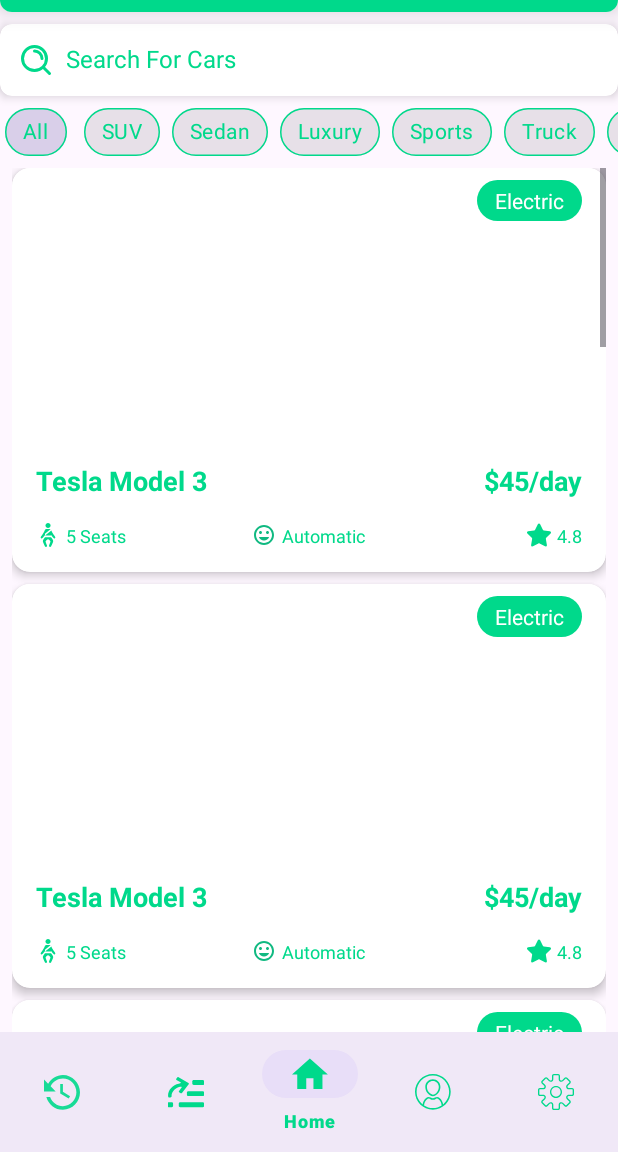
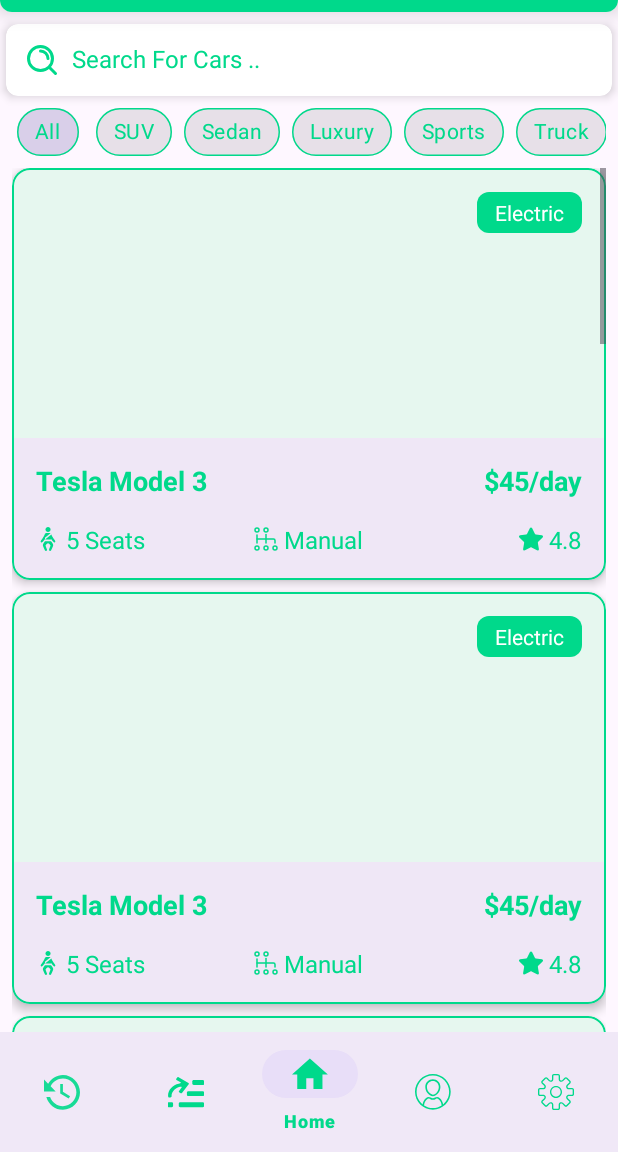
Before and after one commit to masum184e/vroomgo, an Android app: the HomeFragment screen opened directly, with no data from a screen before it, on a phone screen of 412 x 824 dp, the part 84-1236 px from its top. Run offline under Robolectric (Android 15) with nearby library versions, the phone set to English and light mode, and no system bars.

Commit message:
string values and id updated

```diff
--- a/mobile-app/app/src/main/res/drawable/bg_badge.xml
+++ b/mobile-app/app/src/main/res/drawable/bg_badge.xml
@@ -1,5 +1,5 @@
 <shape xmlns:android="http://schemas.android.com/apk/res/android"
     android:shape="rectangle">
     <solid android:color="@color/primary" />
-    <corners android:radius="16dp"/>
+    <corners android:radius="8dp"/>
 </shape>
--- /dev/null
+++ b/mobile-app/app/src/main/res/drawable/ic_manual.xml
@@ -0,0 +1,52 @@
+<vector xmlns:android="http://schemas.android.com/apk/res/android"
+    android:width="800dp"
+    android:height="800dp"
+    android:viewportWidth="24"
+    android:viewportHeight="24">
+  <path
+      android:pathData="M3,12H19.5C20.328,12 21,12.672 21,13.5V16"
+      android:strokeLineJoin="round"
+      android:strokeWidth="1.5"
+      android:fillColor="#00000000"
+      android:strokeColor="@color/primary"
+      android:strokeLineCap="round"/>
+  <path
+      android:pathData="M12,3m-2,0a2,2 0,1 1,4 0a2,2 0,1 1,-4 0"
+      android:strokeWidth="1.5"
+      android:fillColor="#00000000"
+      android:strokeColor="@color/primary"/>
+  <path
+      android:pathData="M3,3m-2,0a2,2 0,1 1,4 0a2,2 0,1 1,-4 0"
+      android:strokeWidth="1.5"
+      android:fillColor="#00000000"
+      android:strokeColor="@color/primary"/>
+  <path
+      android:pathData="M12,21m-2,0a2,2 0,1 1,4 0a2,2 0,1 1,-4 0"
+      android:strokeWidth="1.5"
+      android:fillColor="#00000000"
+      android:strokeColor="@color/primary"/>
+  <path
+      android:pathData="M21,21m-2,0a2,2 0,1 1,4 0a2,2 0,1 1,-4 0"
+      android:strokeWidth="1.5"
+      android:fillColor="#00000000"
+      android:strokeColor="@color/primary"/>
+  <path
+      android:pathData="M3,21m-2,0a2,2 0,1 1,4 0a2,2 0,1 1,-4 0"
+      android:strokeWidth="1.5"
+      android:fillColor="#00000000"
+      android:strokeColor="@color/primary"/>
+  <path
+      android:pathData="M3,8V12V14.25V16"
+      android:strokeLineJoin="round"
+      android:strokeWidth="1.5"
+      android:fillColor="#00000000"
+      android:strokeColor="@color/primary"
+      android:strokeLineCap="round"/>
+  <path
+      android:pathData="M12,7.5V12V16"
+      android:strokeLineJoin="round"
+      android:strokeWidth="1.5"
+      android:fillColor="#00000000"
+      android:strokeColor="@color/primary"
+      android:strokeLineCap="round"/>
+</vector>
--- a/mobile-app/app/src/main/res/layout/fragment_home.xml
+++ b/mobile-app/app/src/main/res/layout/fragment_home.xml
@@ -5,21 +5,24 @@
     android:layout_width="match_parent"
     android:layout_height="match_parent"
     tools:context=".fragments.HomeFragment">
+
+    <!-- Header -->
     <androidx.cardview.widget.CardView
         android:id="@+id/toolbar_container"
         android:layout_width="match_parent"
         android:layout_height="wrap_content"
         app:cardCornerRadius="8dp"
         app:cardElevation="8dp"
-        app:layout_constraintTop_toTopOf="parent"
+        app:layout_constraintEnd_toEndOf="parent"
         app:layout_constraintStart_toStartOf="parent"
-        app:layout_constraintEnd_toEndOf="parent">
+        app:layout_constraintTop_toTopOf="parent">
+
         <androidx.appcompat.widget.Toolbar
             android:id="@+id/toolbar"
             android:layout_width="match_parent"
             android:layout_height="?attr/actionBarSize"
+            android:background="@color/primary"
             android:backgroundTint="@color/primary"
-        android:background="@color/primary"
             android:elevation="8dp"
             app:layout_constraintEnd_toEndOf="parent"
             app:layout_constraintStart_toStartOf="parent"
@@ -29,7 +32,6 @@
                 android:layout_width="45dp"
                 android:layout_height="45dp"
                 android:layout_gravity="start"
-            android:layout_marginEnd="8dp"
                 android:contentDescription="@string/app_name"
                 android:foreground="?attr/selectableItemBackgroundBorderless"
                 android:src="@drawable/logo_white" />
@@ -38,30 +40,33 @@
                 android:layout_width="wrap_content"
                 android:layout_height="wrap_content"
                 android:layout_gravity="center"
+                android:fontFamily="sans-serif-medium"
+                android:letterSpacing="0.05"
                 android:text="@string/app_name"
                 android:textColor="@color/white"
                 android:textSize="26sp"
-            android:textStyle="bold"
-            android:fontFamily="sans-serif-medium"
-            android:letterSpacing="0.05" />
+                android:textStyle="bold" />
 
             <ImageView
                 android:layout_width="28dp"
                 android:layout_height="28dp"
                 android:layout_gravity="end"
                 android:layout_marginEnd="16dp"
-            android:src="@drawable/ic_notification"
                 android:foreground="?attr/selectableItemBackgroundBorderless"
-            android:padding="2dp" />
+                android:padding="2dp"
+                android:src="@drawable/ic_notification" />
 
         </androidx.appcompat.widget.Toolbar>
     </androidx.cardview.widget.CardView>
 
+    <!-- Search Bar -->
     <androidx.cardview.widget.CardView
         android:id="@+id/cv_search"
         android:layout_width="match_parent"
         android:layout_height="wrap_content"
+        android:layout_marginStart="4dp"
         android:layout_marginTop="8dp"
+        android:layout_marginEnd="4dp"
         app:cardCornerRadius="8dp"
         app:cardElevation="4dp"
         app:layout_constraintEnd_toEndOf="parent"
@@ -78,31 +83,33 @@
                 android:layout_width="24dp"
                 android:layout_height="24dp"
                 android:layout_gravity="center_vertical"
-                android:contentDescription="Search..."
+                android:contentDescription="@string/search_hint"
                 android:src="@drawable/ic_search" />
 
             <EditText
-                android:id="@+id/et_search"
+                android:id="@+id/search"
                 android:layout_width="match_parent"
                 android:layout_height="wrap_content"
                 android:layout_marginStart="8dp"
                 android:background="@null"
                 android:color="@color/primary"
-                android:hint="Search For Cars"
+                android:hint="@string/search_hint"
+                android:importantForAutofill="no"
+                android:inputType="text"
                 android:textColor="@color/primary"
                 android:textColorHint="@color/primary"
-                android:importantForAutofill="no"
-                android:inputType="text"
                 android:textSize="16sp" />
         </LinearLayout>
     </androidx.cardview.widget.CardView>
 
+    <!-- Car Categories -->
     <HorizontalScrollView
-        android:id="@+id/hsv_categories"
+        android:id="@+id/categories"
         android:layout_width="match_parent"
         android:layout_height="wrap_content"
+        android:layout_marginStart="8dp"
+        android:layout_marginEnd="8dp"
         android:scrollbars="none"
-        android:layout_marginBottom="4dp"
         app:layout_constraintEnd_toEndOf="parent"
         app:layout_constraintStart_toStartOf="parent"
         app:layout_constraintTop_toBottomOf="@+id/cv_search">
@@ -120,95 +127,82 @@
                 android:layout_width="wrap_content"
                 android:layout_height="wrap_content"
                 android:checked="true"
+                android:text="@string/all"
+                android:textColor="@color/primary"
                 app:chipStrokeColor="@color/primary"
-                app:chipStrokeWidth="1dp"
-                android:textColor="@color/primary"
-                android:text="All" />
+                app:chipStrokeWidth="1dp" />
 
             <com.google.android.material.chip.Chip
-                android:id="@+id/chip_pending"
+                android:id="@+id/chip_suv"
                 style="@style/Widget.MaterialComponents.Chip.Choice"
                 android:layout_width="wrap_content"
                 android:layout_height="wrap_content"
+                android:text="@string/suv"
+                android:textColor="@color/primary"
                 app:chipStrokeColor="@color/primary"
-                app:chipStrokeWidth="1dp"
-                android:textColor="@color/primary"
-                android:text="SUV" />
+                app:chipStrokeWidth="1dp" />
 
             <com.google.android.material.chip.Chip
-                android:id="@+id/chip_active"
+                android:id="@+id/chip_sedan"
                 style="@style/Widget.MaterialComponents.Chip.Choice"
                 android:layout_width="wrap_content"
                 android:layout_height="wrap_content"
+                android:text="@string/sedan"
+                android:textColor="@color/primary"
                 app:chipStrokeColor="@color/primary"
-                app:chipStrokeWidth="1dp"
-                android:textColor="@color/primary"
-                android:text="Sedan" />
+                app:chipStrokeWidth="1dp" />
 
             <com.google.android.material.chip.Chip
-                android:id="@+id/chip_completed"
+                android:id="@+id/chip_luxury"
                 style="@style/Widget.MaterialComponents.Chip.Choice"
                 android:layout_width="wrap_content"
                 android:layout_height="wrap_content"
+                android:text="@string/luxury"
+                android:textColor="@color/primary"
                 app:chipStrokeColor="@color/primary"
-                app:chipStrokeWidth="1dp"
-                android:textColor="@color/primary"
-                android:text="Luxury" />
+                app:chipStrokeWidth="1dp" />
 
             <com.google.android.material.chip.Chip
-                android:id="@+id/chip_sport"
+                android:id="@+id/chip_sports"
                 style="@style/Widget.MaterialComponents.Chip.Choice"
                 android:layout_width="wrap_content"
                 android:layout_height="wrap_content"
+                android:text="@string/sports"
+                android:textColor="@color/primary"
                 app:chipStrokeColor="@color/primary"
-                app:chipStrokeWidth="1dp"
-                android:textColor="@color/primary"
-                android:text="Sports" />
+                app:chipStrokeWidth="1dp" />
 
             <com.google.android.material.chip.Chip
                 android:id="@+id/chip_truck"
                 style="@style/Widget.MaterialComponents.Chip.Choice"
                 android:layout_width="wrap_content"
                 android:layout_height="wrap_content"
+                android:text="@string/truck"
+                android:textColor="@color/primary"
                 app:chipStrokeColor="@color/primary"
-                app:chipStrokeWidth="1dp"
-                android:textColor="@color/primary"
-                android:text="Truck" />
+                app:chipStrokeWidth="1dp" />
 
             <com.google.android.material.chip.Chip
                 android:id="@+id/chip_bus"
                 style="@style/Widget.MaterialComponents.Chip.Choice"
                 android:layout_width="wrap_content"
                 android:layout_height="wrap_content"
+                android:text="@string/bus"
+                android:textColor="@color/primary"
                 app:chipStrokeColor="@color/primary"
-                app:chipStrokeWidth="1dp"
-                android:textColor="@color/primary"
-                android:text="Bus" />
+                app:chipStrokeWidth="1dp" />
         </com.google.android.material.chip.ChipGroup>
     </HorizontalScrollView>
-    <!--    <androidx.recyclerview.widget.RecyclerView-->
-    <!--        android:id="@+id/rv_cars"-->
-    <!--        android:layout_width="match_parent"-->
-    <!--        android:layout_height="0dp"-->
-    <!--        android:layout_marginTop="8dp"-->
-    <!--        android:clipToPadding="false"-->
-    <!--        android:paddingStart="16dp"-->
-    <!--        android:paddingEnd="16dp"-->
-    <!--        android:paddingBottom="16dp"-->
-    <!--        app:layout_constraintBottom_toBottomOf="parent"-->
-    <!--        app:layout_constraintEnd_toEndOf="parent"-->
-    <!--        app:layout_constraintStart_toStartOf="parent"-->
-    <!--        app:layout_constraintTop_toBottomOf="@+id/tv_popular_cars"-->
-    <!--        tools:listitem="@layout/item_car" />-->
 
+    <!-- Car List -->
     <ScrollView
         android:layout_width="match_parent"
         android:layout_height="0dp"
         android:fillViewport="true"
         android:paddingStart="8dp"
         android:paddingEnd="8dp"
-        app:layout_constraintTop_toBottomOf="@+id/hsv_categories"
-        app:layout_constraintBottom_toBottomOf="parent">
+        app:layout_constraintBottom_toBottomOf="parent"
+        app:layout_constraintTop_toBottomOf="@+id/categories">
 
         <LinearLayout
             android:layout_width="match_parent"
@@ -216,14 +210,23 @@
             android:orientation="vertical">
 
             <include layout="@layout/item_car" />
+
             <include layout="@layout/item_car" />
+
             <include layout="@layout/item_car" />
+
             <include layout="@layout/item_car" />
+
             <include layout="@layout/item_car" />
+
             <include layout="@layout/item_car" />
+
             <include layout="@layout/item_car" />
+
             <include layout="@layout/item_car" />
+
             <include layout="@layout/item_car" />
+
             <include layout="@layout/item_car" />
 
         </LinearLayout>
--- a/mobile-app/app/src/main/res/layout/item_car.xml
+++ b/mobile-app/app/src/main/res/layout/item_car.xml
@@ -1,81 +1,84 @@
 <?xml version="1.0" encoding="utf-8"?>
-<androidx.cardview.widget.CardView xmlns:android="http://schemas.android.com/apk/res/android"
+<com.google.android.material.card.MaterialCardView xmlns:android="http://schemas.android.com/apk/res/android"
     xmlns:app="http://schemas.android.com/apk/res-auto"
-    xmlns:tools="http://schemas.android.com/tools"
     android:id="@+id/car_card"
     android:layout_width="match_parent"
     android:layout_height="wrap_content"
     android:layout_marginBottom="8dp"
+    android:clickable="true"
+    android:focusable="true"
     android:foreground="?android:attr/selectableItemBackground"
     app:cardCornerRadius="12dp"
-    app:cardElevation="4dp">
-
-    <!--    android:clickable="true"-->
-    <!--    android:focusable="true"-->
+    app:cardElevation="4dp"
+    app:strokeColor="@color/primary"
+    app:strokeWidth="1dp">
 
     <androidx.constraintlayout.widget.ConstraintLayout
         android:layout_width="match_parent"
         android:layout_height="wrap_content">
 
+        <!-- Car Image -->
         <View
-            android:id="@+id/ic_car"
+            android:id="@+id/car_image"
             android:layout_width="match_parent"
             android:layout_height="180dp"
-            android:background="@color/white"
+            android:background="@color/secondary"
             app:layout_constraintEnd_toEndOf="parent"
             app:layout_constraintStart_toStartOf="parent"
             app:layout_constraintTop_toTopOf="parent" />
 
+        <!-- Car Type -->
         <TextView
             android:id="@+id/car_type"
             android:layout_width="wrap_content"
             android:layout_height="wrap_content"
+            android:layout_marginTop="16dp"
+            android:layout_marginEnd="16dp"
             android:background="@drawable/bg_badge"
             android:paddingStart="12dp"
             android:paddingTop="4dp"
             android:paddingEnd="12dp"
             android:paddingBottom="4dp"
-            android:layout_marginEnd="16dp"
-            android:layout_marginTop="8dp"
+            android:text="@string/sample_car_type"
             android:textColor="@color/white"
             android:textSize="14sp"
             app:layout_constraintEnd_toEndOf="parent"
-            app:layout_constraintTop_toTopOf="@+id/ic_car"
-            android:text="Electric" />
+            app:layout_constraintTop_toTopOf="@+id/car_image" />
 
+        <!-- Car Details -->
         <TextView
             android:id="@+id/car_name"
             android:layout_width="wrap_content"
             android:layout_height="wrap_content"
             android:layout_marginStart="16dp"
             android:layout_marginTop="16dp"
+            android:text="@string/sample_car"
             android:textColor="@color/primary"
             android:textSize="18sp"
             android:textStyle="bold"
-            android:text="Tesla Model 3"
             app:layout_constraintStart_toStartOf="parent"
-            app:layout_constraintTop_toBottomOf="@+id/ic_car"
-             />
+            app:layout_constraintTop_toBottomOf="@+id/car_image" />
 
         <TextView
-            android:id="@+id/tv_price"
+            android:id="@+id/price"
             android:layout_width="wrap_content"
             android:layout_height="wrap_content"
             android:layout_marginEnd="16dp"
+            android:text="@string/sample_price"
             android:textColor="@color/primary"
             android:textSize="18sp"
             android:textStyle="bold"
             app:layout_constraintBottom_toBottomOf="@+id/car_name"
             app:layout_constraintEnd_toEndOf="parent"
-            app:layout_constraintTop_toTopOf="@+id/car_name"
-            android:text="$45/day" />
+            app:layout_constraintTop_toTopOf="@+id/car_name" />
 
+        <!-- Car Features -->
         <LinearLayout
-            android:id="@+id/ll_features"
+            android:id="@+id/features"
             android:layout_width="match_parent"
             android:layout_height="wrap_content"
             android:layout_margin="16dp"
-           android:orientation="horizontal"
+            android:orientation="horizontal"
             app:layout_constraintBottom_toBottomOf="parent"
             app:layout_constraintEnd_toEndOf="parent"
             app:layout_constraintStart_toStartOf="parent"
@@ -85,70 +88,72 @@
                 android:layout_width="0dp"
                 android:layout_height="wrap_content"
                 android:layout_weight="1"
-                android:gravity="start"
+                android:gravity="center_vertical|start"
                 android:orientation="horizontal">
 
                 <ImageView
                     android:layout_width="16dp"
                     android:layout_height="16dp"
-                    android:contentDescription="00"
+                    android:contentDescription="@string/sample_seat"
                     android:src="@drawable/ic_seat_belt" />
 
                 <TextView
-                    android:id="@+id/tv_seats"
                     android:layout_width="wrap_content"
                     android:layout_height="wrap_content"
                     android:layout_marginStart="4dp"
-                    android:textSize="12sp"
+                    android:text="@string/sample_seat"
                     android:textColor="@color/primary"
-                    android:text="5 Seats" />
+                    android:textSize="16sp" />
+
             </LinearLayout>
 
             <LinearLayout
                 android:layout_width="0dp"
                 android:layout_height="wrap_content"
                 android:layout_weight="1"
-                android:gravity="center"
+                android:gravity="center_vertical|center"
                 android:orientation="horizontal">
 
                 <ImageView
                     android:layout_width="16dp"
                     android:layout_height="16dp"
-                    android:contentDescription="Transmission"
-                    android:src="@drawable/ic_pending" />
+                    android:contentDescription="@string/sample_engine"
+                    android:src="@drawable/ic_manual" />
 
                 <TextView
-                    android:id="@+id/tv_transmission"
                     android:layout_width="wrap_content"
                     android:layout_height="wrap_content"
                     android:layout_marginStart="4dp"
-                    android:textSize="12sp"
+                    android:text="@string/sample_engine"
                     android:textColor="@color/primary"
-                    android:text="Automatic" />
+                    android:textSize="16sp" />
+
             </LinearLayout>
 
             <LinearLayout
                 android:layout_width="0dp"
                 android:layout_height="wrap_content"
                 android:layout_weight="1"
-                android:gravity="end"
+                android:gravity="center_vertical|end"
                 android:orientation="horizontal">
 
                 <ImageView
                     android:layout_width="16dp"
                     android:layout_height="16dp"
-                    android:contentDescription="Rating"
+                    android:contentDescription="@string/sample_rating"
                     android:src="@drawable/ic_star" />
 
                 <TextView
-                    android:id="@+id/tv_rating"
                     android:layout_width="wrap_content"
                     android:layout_height="wrap_content"
                     android:layout_marginStart="4dp"
-                    android:textSize="12sp"
+                    android:text="@string/sample_rating"
                     android:textColor="@color/primary"
-                    android:text="4.8" />
+                    android:textSize="16sp" />
+
             </LinearLayout>
         </LinearLayout>
+
     </androidx.constraintlayout.widget.ConstraintLayout>
-</androidx.cardview.widget.CardView>
+
+</com.google.android.material.card.MaterialCardView>
--- a/mobile-app/app/src/main/res/values/colors.xml
+++ b/mobile-app/app/src/main/res/values/colors.xml
@@ -3,4 +3,5 @@
     <color name="black">#FF000000</color>
     <color name="white">#FFFFFFFF</color>
     <color name="primary">#00D98B</color>
+    <color name="secondary">#E6F7EF</color>
 </resources>
--- a/mobile-app/app/src/main/res/values/strings.xml
+++ b/mobile-app/app/src/main/res/values/strings.xml
@@ -7,9 +7,19 @@
     <string name="welcome_again">Welcome Again!</string>
 
     <!-- Sample Data -->
-<string name="sample_name">John Doe</string>
+    <string name="sample_name">John Doe</string>
     <string name="sample_email">john@gmail.com</string>
     <string name="sample_mobile">+8801400000000</string>
+    <string name="sample_car">Tesla Model 3</string>
+    <string name="sample_start_end_date">01 Jan, 2000 - 31 Dec, 2000</string>
+    <string name="sample_start_date">01 Jan, 2000</string>
+    <string name="sample_end_date">31 Dec, 2000</string>
+    <string name="sample_amount">৳ 5,000</string>
+    <string name="sample_seat">5 Seats</string>
+    <string name="sample_rating">4.8</string>
+    <string name="sample_car_type">Electric</string>
+    <string name="sample_price">$45/day</string>
+    <string name="sample_engine">Manual</string>
 
     <!-- Sign In -->
     <string name="identifier">Identifier</string>
@@ -40,9 +50,11 @@
     </string-array>
 
     <!-- Profile -->
+    <string name="edit_profile">Edit Profile</string>
     <string name="total_rides">Total Rides</string>
     <string name="total_drive">Total Drive</string>
-   <string name="zero">00</string>
+    <string name="next">Next</string>
+    <string name="zero">00</string>
     <string name="account_settings">Account Settings</string>
     <string name="vehicle_information">Vehicle Information</string>
     <string name="availability">Availability</string>
@@ -50,6 +62,27 @@
     <string name="complain">Complain</string>
     <string name="change_password">Change Password</string>
     <string name="logout">Logout</string>
+
+    <!-- History -->
+    <string name="total_amount">Total Amount</string>
+    <string name="view_details">View Details</string>
+    <string name="all">All</string>
+    <string name="pending">Pending</string>
+    <string name="active">Active</string>
+    <string name="completed">Completed</string>
+    <string name="cancelled">Cancelled</string>
+    <string name="no_history_found">No History Found</string>
+    <string name="no_history_found_desc">You haven\'t rented any cars yet. Start exploring our collection and book your first ride!</string>
+    <string name="browse_cars">Browse Cars</string>
+
+    <!-- Home -->
+    <string name="suv">SUV</string>
+    <string name="sedan">Sedan</string>
+    <string name="luxury">Luxury</string>
+    <string name="sports">Sports</string>
+    <string name="truck">Truck</string>
+    <string name="bus">Bus</string>
+    <string name="search_hint">Search For Cars ..</string>
 
     <!-- Bottom Navigation -->
     <string name="title_history">History</string>
```
Also changed, not shown: mobile-app/app/src/main/res/drawable/bg_item_history_card.xml (deleted, +0 -16 lines), mobile-app/app/src/main/res/layout/fragment_history.xml (+50 -55 lines), mobile-app/app/src/main/res/layout/fragment_profile.xml (+25 -23 lines), mobile-app/app/src/main/res/layout/item_history.xml (+33 -55 lines). Lines whose indentation alone changed are shown as unchanged.
